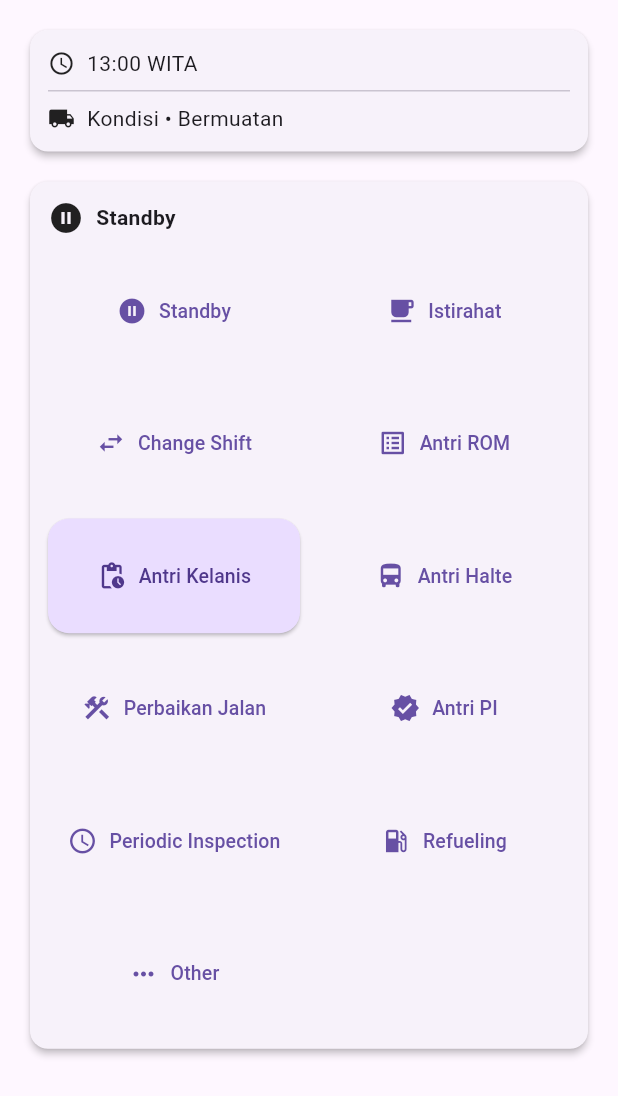
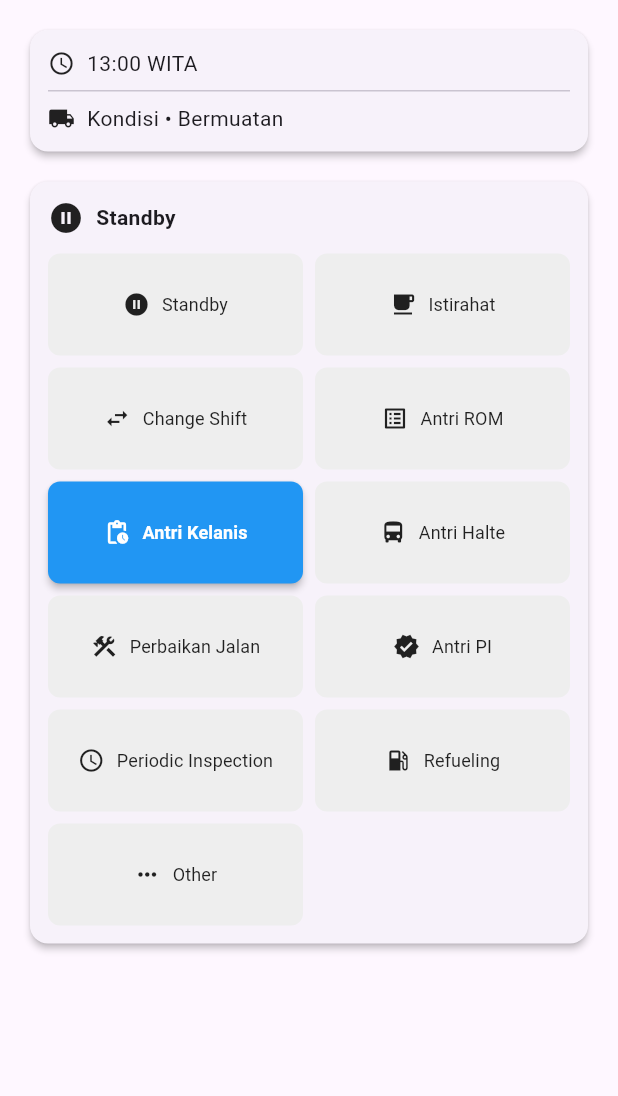
Before and after one commit to Zikruljack/cargo-travel, a Flutter app: the FleetKanan widget shown alone on an empty page, opened directly, on a phone screen of 412 x 824 dp. Shown: the top 1096 px of the screen. Run offline on Flutter 3.47's test engine with Material 3 defaults, Android fonts, the phone set to English and light mode, and no system bars; our stand-ins replace dio, get_it, shared_preferences; accounts and stored records are empty.

Commit message:
fix button size

```diff
--- a/lib/modules/Dashboard/widgets/fleet_kanan.dart
+++ b/lib/modules/Dashboard/widgets/fleet_kanan.dart
@@ -86,9 +86,9 @@ class FleetKanan extends StatelessWidget {
                         gridDelegate:
                             const SliverGridDelegateWithFixedCrossAxisCount(
                               crossAxisCount: 2,
-                              mainAxisSpacing: 12,
-                              crossAxisSpacing: 12,
-                              childAspectRatio: 2.2,
+                              mainAxisSpacing: 8,
+                              crossAxisSpacing: 8,
+                              childAspectRatio: 2.5,
                             ),
                         itemBuilder: (context, i) {
                           final item = actions[i];
@@ -134,21 +134,22 @@ class _ActionButton extends StatelessWidget {
 
   @override
   Widget build(BuildContext context) {
-    final scheme = Theme.of(context).colorScheme;
     return ElevatedButton.icon(
-      icon: Icon(item.icon, size: 20),
+      icon: Icon(item.icon, size: 18),
       label: Text(
         item.label,
         textAlign: TextAlign.center,
-        style: const TextStyle(fontSize: 13, fontWeight: FontWeight.w500),
+        style: TextStyle(
+          fontSize: 12,
+          fontWeight: selected ? FontWeight.bold : FontWeight.normal,
+        ),
       ),
       style: ElevatedButton.styleFrom(
-        elevation: selected ? 1 : 0,
-        backgroundColor: selected ? scheme.primaryContainer : null,
-        foregroundColor: selected ? scheme.onPrimaryContainer : null,
-        shape: RoundedRectangleBorder(borderRadius: BorderRadius.circular(14)),
-        padding: const EdgeInsets.symmetric(horizontal: 12, vertical: 12),
-        minimumSize: const Size(double.infinity, 48),
+        backgroundColor: selected ? Colors.blue : Colors.grey[200],
+        foregroundColor: selected ? Colors.white : Colors.black87,
+        elevation: selected ? 2 : 0,
+        shape: RoundedRectangleBorder(borderRadius: BorderRadius.circular(8)),
+        padding: const EdgeInsets.symmetric(vertical: 8),
       ),
       onPressed: onTap,
     );
--- a/lib/modules/Dashboard/widgets/fleet_kiri.dart
+++ b/lib/modules/Dashboard/widgets/fleet_kiri.dart
@@ -30,9 +30,7 @@ class FleetKiri extends StatelessWidget {
 
   @override
   Widget build(BuildContext context) {
-    return Container(
-      color: Colors.grey.shade100,
-      child: ListView(
+    return ListView(
       padding: const EdgeInsets.all(16),
       children: [
         Card(
@@ -166,16 +164,12 @@ class FleetKiri extends StatelessWidget {
                         children: [
                           Text(
                             "From: $fromLocation",
-                              style: const TextStyle(
-                                fontWeight: FontWeight.w500,
-                              ),
+                            style: const TextStyle(fontWeight: FontWeight.w500),
                           ),
                           const SizedBox(height: 18),
                           Text(
                             "To: $toLocation",
-                              style: const TextStyle(
-                                fontWeight: FontWeight.w500,
-                              ),
+                            style: const TextStyle(fontWeight: FontWeight.w500),
                           ),
                         ],
                       ),
@@ -290,7 +284,6 @@ class FleetKiri extends StatelessWidget {
           ),
         ),
       ],
-      ),
     );
   }
 
```
Lines whose indentation alone changed are shown as unchanged.
